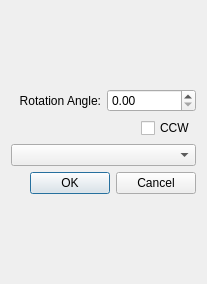
The window that rotationdlg.ui (githubdoe/DFTFringe) describes before a commit, drawn with Qt 5.
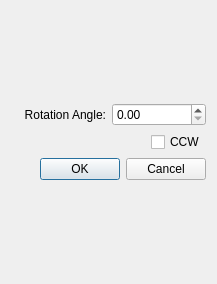
The same window after the commit.

Commit message: Implements issue 104 - removes "interpolation" drop down because the results are ignored anyway.

Diff of the .ui file:
```diff
--- a/rotationdlg.ui
+++ b/rotationdlg.ui
@@ -6,7 +6,7 @@
    <rect>
     <x>0</x>
     <y>0</y>
-    <width>207</width>
+    <width>217</width>
     <height>284</height>
    </rect>
   </property>
@@ -61,9 +61,6 @@
        </item>
       </layout>
      </item>
-     <item>
-      <widget class="QComboBox" name="interp"/>
-     </item>
      <item>
       <widget class="QDialogButtonBox" name="buttonBox">
        <property name="orientation">
```
The commit also changes 1 other file.
